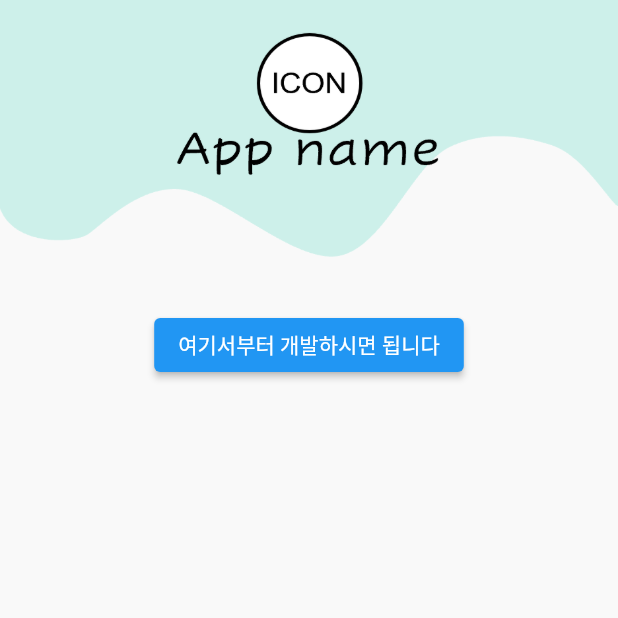
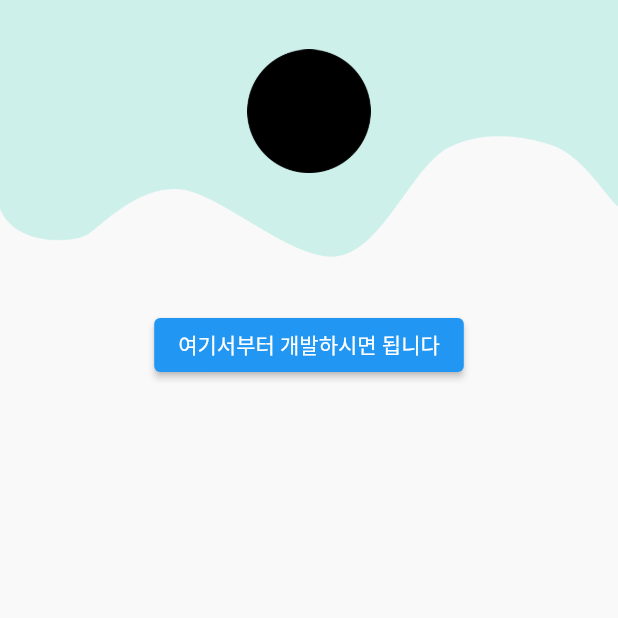
Before and after one commit to Google-DSC-SCH/first_side_project_app, a Flutter app: the TestPage screen opened directly, on a phone screen of 412 x 824 dp, the top half of it. Run offline on Flutter 3.47's test engine with Material 2 defaults, Android fonts, the phone set to English and light mode, and no system bars.

Commit message:
배경 수정

```diff
--- a/lib/testPage.dart
+++ b/lib/testPage.dart
@@ -16,12 +16,26 @@ class TestPage extends StatelessWidget{
     child: Scaffold(
         backgroundColor: Colors.transparent,
         body: Column(
-          mainAxisAlignment: MainAxisAlignment.end,
+          // mainAxisAlignment: MainAxisAlignment.end,
           children: [
+            // 앱 상단 로고
+            Container(
+              padding: EdgeInsets.only(bottom: (MediaQuery.of(context).size.height - MediaQuery.of(context).padding.top) * 7 / 100),
+              height: (MediaQuery.of(context).size.height - MediaQuery.of(context).padding.top) * 25 / 100,
+              width: (MediaQuery.of(context).size.height - MediaQuery.of(context).padding.top) * 10 / 100,
+              // color: Colors.red,
+              child: Image.asset('assets/img/icon.png',)
+              // child: Column(
+              //   children: [
+              //
+              //   ],
+              // ),
+            ),
             // 세로 화면의 25% 비율부터 시작
             Container(
-              height: MediaQuery.of(context).size.height * 75 / 100,
+              height: (MediaQuery.of(context).size.height - MediaQuery.of(context).padding.top) * 75 / 100,
               width: MediaQuery.of(context).size.width,
+              // 여기서부터 찐 개발 시작
               child: Column(
                 children: [
                   ElevatedButton(onPressed: ()=>null, child: Text("여기서부터 개발하시면 됩니다"))
```
Also changed, not shown: assets/img/background.png, assets/img/icon.png (added).
